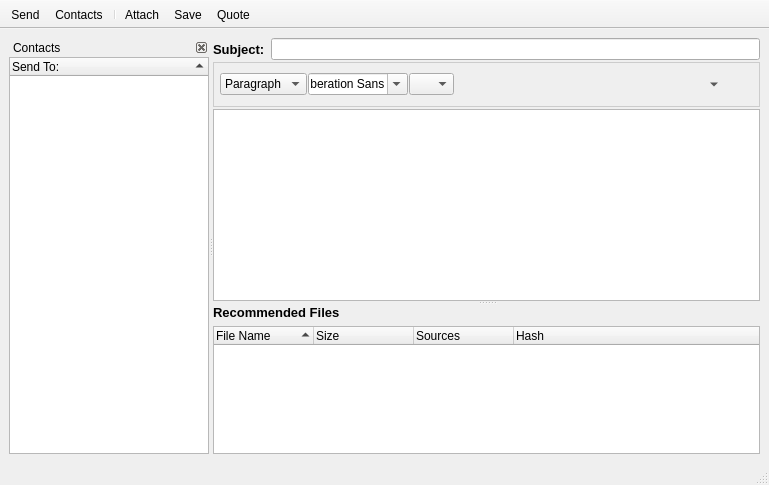
RetroShare/RetroShare, file retroshare-gui/src/gui/msgs/MessageComposer.ui: the form before one commit.
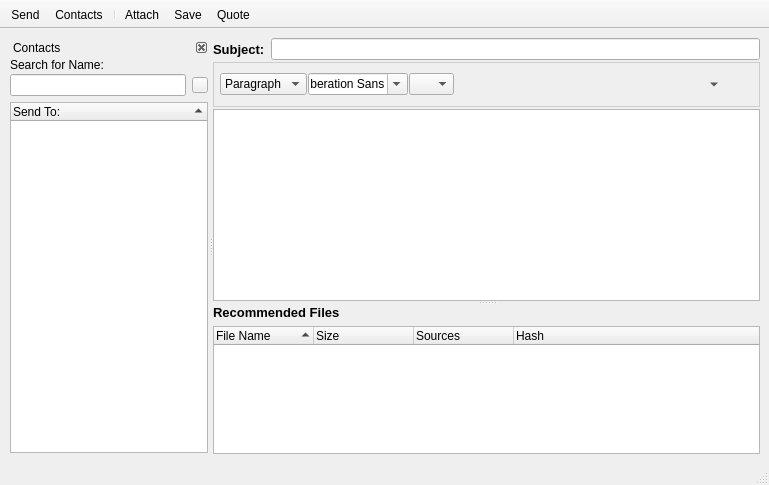
The form after the commit. Icons and pictures are not drawn.

Commit message: Added Search Filter for Contacts View

```diff
--- a/retroshare-gui/src/gui/msgs/MessageComposer.ui
+++ b/retroshare-gui/src/gui/msgs/MessageComposer.ui
@@ -66,14 +66,78 @@
         <string>Contacts</string>
        </property>
        <widget class="QWidget" name="dockWidgetContents">
-        <layout class="QGridLayout">
+        <layout class="QGridLayout" name="gridLayout_4">
          <property name="margin">
-          <number>0</number>
-         </property>
-         <property name="spacing">
-          <number>0</number>
+          <number>1</number>
          </property>
          <item row="0" column="0">
+          <layout class="QGridLayout" name="gridLayout">
+           <property name="verticalSpacing">
+            <number>2</number>
+           </property>
+           <item row="0" column="0" colspan="2">
+            <widget class="QLabel" name="label_2">
+             <property name="text">
+              <string>Search for Name:</string>
+             </property>
+            </widget>
+           </item>
+           <item row="1" column="0">
+            <widget class="QLineEdit" name="filterPatternLineEdit">
+             <property name="toolTip">
+              <string>&lt;!DOCTYPE HTML PUBLIC &quot;-//W3C//DTD HTML 4.0//EN&quot; &quot;http://www.w3.org/TR/REC-html40/strict.dtd&quot;&gt;
+&lt;html&gt;&lt;head&gt;&lt;meta name=&quot;qrichtext&quot; content=&quot;1&quot; /&gt;&lt;style type=&quot;text/css&quot;&gt;
+p, li { white-space: pre-wrap; }
+&lt;/style&gt;&lt;/head&gt;&lt;body style=&quot; font-family:'MS Shell Dlg 2'; font-size:8.25pt; font-weight:400; font-style:normal;&quot;&gt;
+&lt;p style=&quot; margin-top:0px; margin-bottom:0px; margin-left:0px; margin-right:0px; -qt-block-indent:0; text-indent:0px;&quot;&gt;&lt;span style=&quot; font-size:8pt;&quot;&gt;Search Friends&lt;/span&gt;&lt;/p&gt;&lt;/body&gt;&lt;/html&gt;</string>
+             </property>
+            </widget>
+           </item>
+           <item row="1" column="1">
+            <widget class="QPushButton" name="clearButton">
+             <property name="minimumSize">
+              <size>
+               <width>16</width>
+               <height>16</height>
+              </size>
+             </property>
+             <property name="maximumSize">
+              <size>
+               <width>16</width>
+               <height>16</height>
+              </size>
+             </property>
+             <property name="font">
+              <font>
+               <family>MS Shell Dlg 2</family>
+              </font>
+             </property>
+             <property name="toolTip">
+              <string>Reset</string>
+             </property>
+             <property name="styleSheet">
+              <string notr="true">QPushButton
+{
+ border-image: url(:/images/closenormal.png) 
+}
+                                
+QPushButton:hover 
+{
+border-image: url(:/images/closehover.png) 
+}
+                                
+QPushButton:pressed  {
+border-image: url(:/images/closepressed.png) 
+}</string>
+             </property>
+             <property name="text">
+              <string/>
+             </property>
+            </widget>
+           </item>
+          </layout>
+         </item>
+         <item row="1" column="0">
           <widget class="QTreeWidget" name="msgSendList">
            <property name="sizePolicy">
             <sizepolicy hsizetype="Preferred" vsizetype="Expanding">
```
The commit also changes 2 other files.
